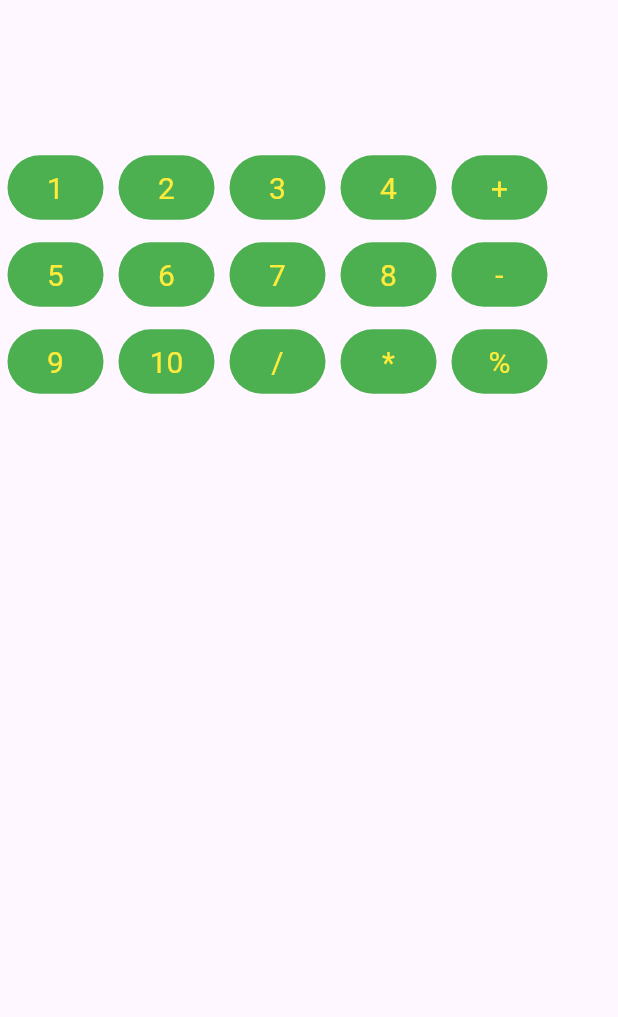
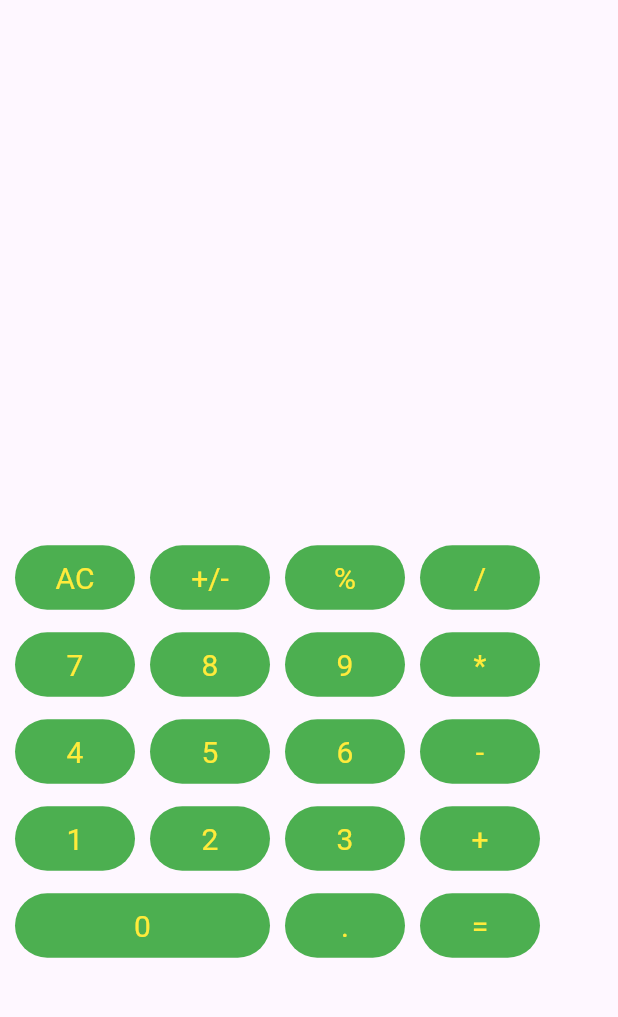
Before and after one commit to Akhil184/Calculator-App, a Flutter app: the screen it shows after launch, on a phone screen of 412 x 824 dp, the part 84-1101 px from its top. Run offline on Flutter 3.47's test engine with Material 3 defaults, Android fonts, the phone set to English and light mode, and no system bars.

Commit message:
change layout

```diff
--- a/lib/main.dart
+++ b/lib/main.dart
@@ -16,7 +16,7 @@ class MyApp extends StatelessWidget {
         colorScheme: ColorScheme.fromSeed(seedColor: Colors.deepPurple),
         useMaterial3: true,
       ),
-      home: const MyHomePage(title: 'Calculator'),
+      home: const MyHomePage(title: 'Calculator',),
     );
   }
 }
@@ -59,22 +59,23 @@ class _MyHomePageState extends State<MyHomePage> {
             ),
 
     Padding(
-    padding:EdgeInsets.only(top:40),
+    padding:EdgeInsets.only(top:300,left:5),
     child:Row(
             children:[
 
             Container(
               margin: EdgeInsets.all(5),
+              width:80,
               child:TextButton(
                 style: TextButton.styleFrom(
                     padding: const EdgeInsets.all(10),
                     foregroundColor: Colors.yellow,
                     backgroundColor: Colors.green,
                     textStyle: const TextStyle(fontSize: 20)),
-                child: Text('1', style: TextStyle(fontSize: 20.0),),
+                child: Text('AC', style: TextStyle(fontSize: 20.0),),
                 onPressed: () {
                   setState(() {
-                    _controller.text="1";
+                    _controller.clear();
 
                   });
                 },
@@ -82,16 +83,17 @@ class _MyHomePageState extends State<MyHomePage> {
             ),
     Container(
     margin: EdgeInsets.all(5),
+    width:80,
     child:TextButton(
       style: TextButton.styleFrom(
           padding: const EdgeInsets.all(10),
           foregroundColor: Colors.yellow,
           backgroundColor: Colors.green,
           textStyle: const TextStyle(fontSize: 20)),
-    child: Text('2', style: TextStyle(fontSize: 20.0),),
+    child: Text('+/-', style: TextStyle(fontSize: 20.0),),
     onPressed: () {
       setState(() {
-        _controller.text="2";
+        _controller.value=2 as TextEditingValue;
 //
       });
     },
@@ -99,55 +101,114 @@ class _MyHomePageState extends State<MyHomePage> {
     ),
               Container(
                 margin: EdgeInsets.all(5),
+                width:80,
                 child:TextButton(
                   style: TextButton.styleFrom(
                       padding: const EdgeInsets.all(10),
                       foregroundColor: Colors.yellow,
                       backgroundColor: Colors.green,
                       textStyle: const TextStyle(fontSize: 20)),
-                  child: Text('3', style: TextStyle(fontSize: 20.0),),
+                  child: Text('%', style: TextStyle(fontSize: 20.0),),
                   onPressed: () {},
                 ),
               ),
               Container(
                 margin: EdgeInsets.all(5),
+                width:80,
                 child:TextButton(
                   style: TextButton.styleFrom(
                       padding: const EdgeInsets.all(10),
                       foregroundColor: Colors.yellow,
                       backgroundColor: Colors.green,
                       textStyle: const TextStyle(fontSize: 20)),
-                  child: Text('4', style: TextStyle(fontSize: 20.0),),
+                  child: Text('/', style: TextStyle(fontSize: 20.0),),
                   onPressed: () {},
-                ),
-              ),
-              Container(
-                margin: EdgeInsets.all(5),
-                child:TextButton(
-                  style: TextButton.styleFrom(
-                      padding: const EdgeInsets.all(10),
-                      foregroundColor: Colors.yellow,
-                      backgroundColor: Colors.green,
-                      textStyle: const TextStyle(fontSize: 20)),
-                  child: Text('+', style: TextStyle(fontSize: 20.0),),
-                  onPressed: () {
-                    setState(() {
-                      _controller.text="+";
-
-                    });
-                  },
                 ),
               ),
           ],
     ),
       ),
             Padding(
-              padding:EdgeInsets.only(top:0),
+              padding:EdgeInsets.only(top:0,left:5),
               child:Row(
                 children:[
 
                   Container(
                     margin: EdgeInsets.all(5),
+                    width:80,
+                    child:TextButton(
+                      style: TextButton.styleFrom(
+                          padding: const EdgeInsets.all(10),
+                          foregroundColor: Colors.yellow,
+                          backgroundColor: Colors.green,
+                          textStyle: const TextStyle(fontSize: 20)),
+                      child: Text('7', style: TextStyle(fontSize: 20.0),),
+                      onPressed: () {},
+                    ),
+                  ),
+                  Container(
+                    margin: EdgeInsets.all(5),
+                    width:80,
+                    child:TextButton(
+                      style: TextButton.styleFrom(
+                          padding: const EdgeInsets.all(10),
+                          foregroundColor: Colors.yellow,
+                          backgroundColor: Colors.green,
+                          textStyle: const TextStyle(fontSize: 20)),
+                      child: Text('8', style: TextStyle(fontSize: 20.0),),
+                      onPressed: () {},
+                    ),
+                  ),
+                  Container(
+                    margin: EdgeInsets.all(5),
+                    width:80,
+                    child:TextButton(
+                      style: TextButton.styleFrom(
+                          padding: const EdgeInsets.all(10),
+                          foregroundColor: Colors.yellow,
+                          backgroundColor: Colors.green,
+                          textStyle: const TextStyle(fontSize: 20)),
+                      child: Text('9', style: TextStyle(fontSize: 20.0),),
+                      onPressed: () {},
+                    ),
+                  ),
+                  Container(
+                    margin: EdgeInsets.all(5),
+                    width:80,
+                    child:TextButton(
+                      style: TextButton.styleFrom(
+                          padding: const EdgeInsets.all(10),
+                          foregroundColor: Colors.yellow,
+                          backgroundColor: Colors.green,
+                          textStyle: const TextStyle(fontSize: 20)),
+                      child: Text('*', style: TextStyle(fontSize: 20.0),),
+                      onPressed: () {},
+                    ),
+                  ),
+                ],
+              ),
+            ),
+            Padding(
+              padding:EdgeInsets.only(top:0,left:5),
+              child:Row(
+                children:[
+
+                  Container(
+                    margin: EdgeInsets.all(5),
+                    width:80,
+                    child:TextButton(
+                      style: TextButton.styleFrom(
+                          padding: const EdgeInsets.all(10),
+                          foregroundColor: Colors.yellow,
+                          backgroundColor: Colors.green,
+                          textStyle: const TextStyle(fontSize: 20)),
+                      child: Text('4', style: TextStyle(fontSize: 20.0),),
+                      onPressed: () {},
+                    ),
+                  ),
+                  Container(
+                    margin: EdgeInsets.all(5),
+                    width:80,
                     child:TextButton(
                       style: TextButton.styleFrom(
                           padding: const EdgeInsets.all(10),
@@ -160,6 +221,7 @@ class _MyHomePageState extends State<MyHomePage> {
                   ),
                   Container(
                     margin: EdgeInsets.all(5),
+                    width:80,
                     child:TextButton(
                       style: TextButton.styleFrom(
                           padding: const EdgeInsets.all(10),
@@ -172,30 +234,7 @@ class _MyHomePageState extends State<MyHomePage> {
                   ),
                   Container(
                     margin: EdgeInsets.all(5),
-                    child:TextButton(
-                      style: TextButton.styleFrom(
-                          padding: const EdgeInsets.all(10),
-                          foregroundColor: Colors.yellow,
-                          backgroundColor: Colors.green,
-                          textStyle: const TextStyle(fontSize: 20)),
-                      child: Text('7', style: TextStyle(fontSize: 20.0),),
-                      onPressed: () {},
-                    ),
-                  ),
-                  Container(
-                    margin: EdgeInsets.all(5),
-                    child:TextButton(
-                      style: TextButton.styleFrom(
-                          padding: const EdgeInsets.all(10),
-                          foregroundColor: Colors.yellow,
-                          backgroundColor: Colors.green,
-                          textStyle: const TextStyle(fontSize: 20)),
-                      child: Text('8', style: TextStyle(fontSize: 20.0),),
-                      onPressed: () {},
-                    ),
-                  ),
-                  Container(
-                    margin: EdgeInsets.all(5),
+                    width:80,
                     child:TextButton(
                       style: TextButton.styleFrom(
                           padding: const EdgeInsets.all(10),
@@ -206,74 +245,119 @@ class _MyHomePageState extends State<MyHomePage> {
                       onPressed: () {},
                     ),
                   ),
+
                 ],
               ),
             ),
+
             Padding(
-              padding:EdgeInsets.only(top:0),
+              padding:EdgeInsets.only(top:0,left:5),
               child:Row(
                 children:[
 
                   Container(
                     margin: EdgeInsets.all(5),
+                    width:80,
                     child:TextButton(
                       style: TextButton.styleFrom(
                           padding: const EdgeInsets.all(10),
                           foregroundColor: Colors.yellow,
                           backgroundColor: Colors.green,
                           textStyle: const TextStyle(fontSize: 20)),
-                      child: Text('9', style: TextStyle(fontSize: 20.0),),
+                      child: Text('1', style: TextStyle(fontSize: 20.0),),
                       onPressed: () {},
                     ),
                   ),
                   Container(
                     margin: EdgeInsets.all(5),
+                    width:80,
                     child:TextButton(
                       style: TextButton.styleFrom(
                           padding: const EdgeInsets.all(10),
                           foregroundColor: Colors.yellow,
                           backgroundColor: Colors.green,
                           textStyle: const TextStyle(fontSize: 20)),
-                      child: Text('10', style: TextStyle(fontSize: 20.0),),
+                      child: Text('2', style: TextStyle(fontSize: 20.0),),
                       onPressed: () {},
                     ),
                   ),
                   Container(
                     margin: EdgeInsets.all(5),
+                    width:80,
                     child:TextButton(
                       style: TextButton.styleFrom(
                           padding: const EdgeInsets.all(10),
                           foregroundColor: Colors.yellow,
                           backgroundColor: Colors.green,
                           textStyle: const TextStyle(fontSize: 20)),
-                      child: Text('/', style: TextStyle(fontSize: 20.0),),
+                      child: Text('3', style: TextStyle(fontSize: 20.0),),
                       onPressed: () {},
                     ),
                   ),
                   Container(
                     margin: EdgeInsets.all(5),
+                    width:80,
                     child:TextButton(
                       style: TextButton.styleFrom(
                           padding: const EdgeInsets.all(10),
                           foregroundColor: Colors.yellow,
                           backgroundColor: Colors.green,
                           textStyle: const TextStyle(fontSize: 20)),
-                      child: Text('*', style: TextStyle(fontSize: 20.0),),
+                      child: Text('+', style: TextStyle(fontSize: 20.0),),
                       onPressed: () {},
                     ),
                   ),
+
+                ],
+              ),
+            ),
+
+            Padding(
+              padding:EdgeInsets.only(top:0,left:5),
+              child:Row(
+                children:[
+
                   Container(
                     margin: EdgeInsets.all(5),
+                    width:170,
                     child:TextButton(
                       style: TextButton.styleFrom(
                           padding: const EdgeInsets.all(10),
                           foregroundColor: Colors.yellow,
                           backgroundColor: Colors.green,
                           textStyle: const TextStyle(fontSize: 20)),
-                      child: Text('%', style: TextStyle(fontSize: 20.0),),
+                      child: Text('0', style: TextStyle(fontSize: 20.0),),
                       onPressed: () {},
                     ),
                   ),
+                  Container(
+                    margin: EdgeInsets.all(5),
+                    width:80,
+                    child:TextButton(
+                      style: TextButton.styleFrom(
+                          padding: const EdgeInsets.all(10),
+                          foregroundColor: Colors.yellow,
+                          backgroundColor: Colors.green,
+                          textStyle: const TextStyle(fontSize: 20)),
+                      child: Text('.', style: TextStyle(fontSize: 20.0),),
+                      onPressed: () {},
+                    ),
+                  ),
+                  Container(
+                    margin: EdgeInsets.all(5),
+                    width:80,
+                    child:TextButton(
+                      style: TextButton.styleFrom(
+                          padding: const EdgeInsets.all(10),
+                          foregroundColor: Colors.yellow,
+                          backgroundColor: Colors.green,
+                          textStyle: const TextStyle(fontSize: 20)),
+                      child: Text('=', style: TextStyle(fontSize: 20.0),),
+                      onPressed: () {},
+                    ),
+                  ),
+
+
                 ],
               ),
             ),
```
